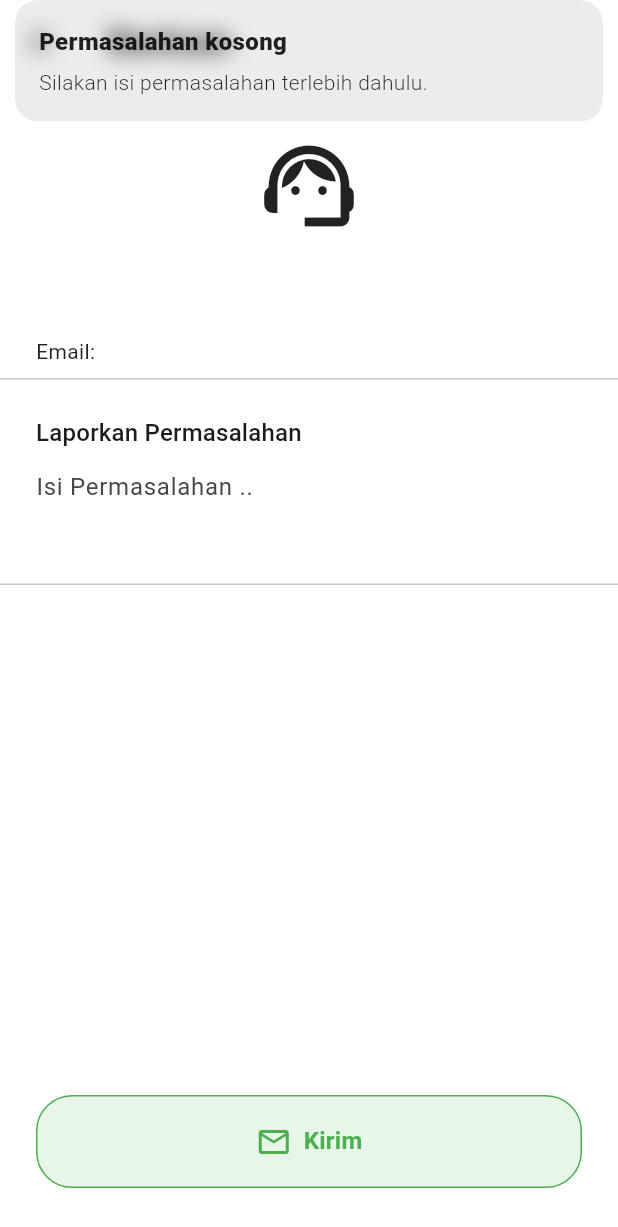
After one commit to kodokbakar/smartwatch, a Flutter app: the HelperView screen opened by its route, after a tap on "Kirim", on a phone screen of 412 x 824 dp. The commit adds this screen. Shown: the top 1227 px of the screen. Run offline on Flutter 3.47's test engine with Material 3 defaults, Android fonts, the phone set to English and light mode, and no system bars; our stand-ins replace flutter_dotenv, get, supabase_flutter; accounts and stored records are empty.

Commit message:
Implement helper module with controller, binding, and view; add user help request functionality

```diff
--- /dev/null
+++ b/lib/app/modules/helper/bindings/helper_binding.dart
@@ -0,0 +1,10 @@
+import 'package:get/get.dart';
+
+import '../controllers/helper_controller.dart';
+
+class HelperBinding extends Bindings {
+  @override
+  void dependencies() {
+    Get.lazyPut<HelperController>(() => HelperController());
+  }
+}
--- /dev/null
+++ b/lib/app/modules/helper/controllers/helper_controller.dart
@@ -0,0 +1,90 @@
+import 'package:flutter/material.dart';
+import 'package:get/get.dart';
+import 'package:supabase_flutter/supabase_flutter.dart';
+
+import '../../../data/models/user_model.dart';
+
+class HelperController extends GetxController {
+  final SupabaseClient _supabase = Supabase.instance.client;
+
+  final user = Rxn<AppUser>();
+  final isLoadingUser = false.obs;
+  final isSending = false.obs;
+  final errorMessage = RxnString();
+
+  final TextEditingController messageController = TextEditingController();
+
+  @override
+  void onInit() {
+    super.onInit();
+    _loadUser();
+  }
+
+  Future<void> _loadUser() async {
+    isLoadingUser.value = true;
+    errorMessage.value = null;
+
+    try {
+      final authUser = _supabase.auth.currentUser;
+      if (authUser == null) {
+        errorMessage.value = 'User belum login';
+        return;
+      }
+
+      final data = await _supabase
+          .from('user')
+          .select()
+          .eq('id', authUser.id)
+          .maybeSingle();
+
+      if (data == null) {
+        errorMessage.value = 'Data profil tidak ditemukan';
+      } else {
+        user.value = AppUser.fromJson(data);
+      }
+    } catch (e) {
+      errorMessage.value = 'Gagal memuat profil: $e';
+    } finally {
+      isLoadingUser.value = false;
+    }
+  }
+
+  Future<void> sendHelpRequest() async {
+    final text = messageController.text.trim();
+
+    if (text.isEmpty) {
+      Get.snackbar('Permasalahan kosong', 'Silakan isi permasalahan terlebih dahulu.');
+      return;
+    }
+
+    final currentUser = user.value;
+    if (currentUser == null) {
+      Get.snackbar('Error', 'Data user tidak tersedia.');
+      return;
+    }
+
+    try {
+      isSending.value = true;
+
+      await _supabase.from('bantuan').insert({
+        'username': currentUser.username,
+        'email': currentUser.email,
+        'full_name': currentUser.fullName,
+        'message': text,
+      });
+
+      Get.snackbar('Berhasil', 'Permasalahan berhasil dikirim.');
+      messageController.clear();
+    } catch (e) {
+      Get.snackbar('Gagal', 'Terjadi kesalahan saat mengirim: $e');
+    } finally {
+      isSending.value = false;
+    }
+  }
+
+  @override
+  void onClose() {
+    messageController.dispose();
+    super.onClose();
+  }
+}
--- /dev/null
+++ b/lib/app/modules/helper/models/helper_model.dart
@@ -0,0 +1,39 @@
+class HelperRequest {
+  final String id;
+  final String username;
+  final String email;
+  final String? fullName;
+  final String message;
+  final DateTime sentAt;
+
+  HelperRequest({
+    required this.id,
+    required this.username,
+    required this.email,
+    this.fullName,
+    required this.message,
+    required this.sentAt,
+  });
+
+  factory HelperRequest.fromJson(Map<String, dynamic> json) {
+    return HelperRequest(
+      id: json['id'] as String,
+      username: json['username'] as String,
+      email: json['email'] as String,
+      fullName: json['full_name'] as String?,
+      message: json['message'] as String,
+      sentAt: DateTime.parse(json['sent_at'] as String),
+    );
+  }
+
+  Map<String, dynamic> toJson() {
+    return {
+      'id': id,
+      'username': username,
+      'email': email,
+      'full_name': fullName,
+      'message': message,
+      'sent_at': sentAt.toIso8601String(),
+    };
+  }
+}
--- /dev/null
+++ b/lib/app/modules/helper/views/helper_view.dart
@@ -0,0 +1,182 @@
+import 'package:flutter/material.dart';
+import 'package:get/get.dart';
+
+import '../controllers/helper_controller.dart';
+
+class HelperView extends GetView<HelperController> {
+  const HelperView({super.key});
+
+  @override
+  Widget build(BuildContext context) {
+    final theme = Theme.of(context);
+
+    return Scaffold(
+      backgroundColor: Colors.white,
+      appBar: AppBar(
+        backgroundColor: Colors.white,
+        elevation: 0,
+        foregroundColor: Colors.black,
+        leading: IconButton(
+          icon: const Icon(Icons.arrow_back),
+          onPressed: () => Get.back(),
+        ),
+        title: const Text(
+          'Bantuan',
+          style: TextStyle(fontWeight: FontWeight.w600),
+        ),
+      ),
+      body: SafeArea(
+        child: Obx(
+          () {
+            final isLoadingUser = controller.isLoadingUser.value;
+            final error = controller.errorMessage.value;
+            final user = controller.user.value;
+
+            if (isLoadingUser && user == null) {
+              return const Center(child: CircularProgressIndicator());
+            }
+
+            if (error != null && user == null) {
+              return Center(
+                child: Text(
+                  error,
+                  style: theme.textTheme.bodyMedium
+                      ?.copyWith(color: Colors.red),
+                  textAlign: TextAlign.center,
+                ),
+              );
+            }
+
+            final emailText = user?.email ?? '@gmail.com';
+
+            return Column(
+              crossAxisAlignment: CrossAxisAlignment.start,
+              children: [
+                const SizedBox(height: 32),
+
+                // Icon telepon + orang di tengah
+                Center(
+                  child: Icon(
+                    Icons.support_agent_outlined,
+                    size: 72,
+                    color: Colors.black87,
+                  ),
+                ),
+
+                const SizedBox(height: 64),
+
+                // Email
+                Padding(
+                  padding:
+                      const EdgeInsets.symmetric(horizontal: 24.0),
+                  child: RichText(
+                    text: TextSpan(
+                      style: theme.textTheme.bodyMedium?.copyWith(
+                        color: Colors.black87,
+                      ),
+                      children: [
+                        const TextSpan(text: 'Email: '),
+                        TextSpan(
+                          text: emailText,
+                          style: const TextStyle(
+                            color: Colors.grey,
+                          ),
+                        ),
+                      ],
+                    ),
+                  ),
+                ),
+                const SizedBox(height: 8),
+                const Divider(height: 1),
+
+                // Laporkan Permasalahan
+                Padding(
+                  padding: const EdgeInsets.fromLTRB(24, 24, 24, 8),
+                  child: Text(
+                    'Laporkan Permasalahan',
+                    style: theme.textTheme.titleMedium?.copyWith(
+                      fontWeight: FontWeight.w500,
+                    ),
+                  ),
+                ),
+                Padding(
+                  padding: const EdgeInsets.symmetric(horizontal: 24.0),
+                  child: TextField(
+                    controller: controller.messageController,
+                    maxLines: 5,
+                    minLines: 3,
+                    decoration: const InputDecoration(
+                      hintText: 'Isi Permasalahan ..',
+                      border: InputBorder.none,
+                      isDense: true,
+                    ),
+                  ),
+                ),
+                const Divider(height: 1),
+
+                const Spacer(),
+
+                // Tombol Kirim hijau
+                Padding(
+                  padding:
+                      const EdgeInsets.fromLTRB(24, 0, 24, 32),
+                  child: Obx(
+                    () {
+                      final isSending = controller.isSending.value;
+
+                      return GestureDetector(
+                        onTap:
+                            isSending ? null : controller.sendHelpRequest,
+                        child: Container(
+                          width: double.infinity,
+                          padding: const EdgeInsets.symmetric(
+                            vertical: 18,
+                            horizontal: 16,
+                          ),
+                          decoration: BoxDecoration(
+                            color: Colors.green.shade50,
+                            borderRadius: BorderRadius.circular(24),
+                            border: Border.all(color: Colors.green),
+                          ),
+                          child: Center(
+                            child: isSending
+                                ? const SizedBox(
+                                    height: 20,
+                                    width: 20,
+                                    child: CircularProgressIndicator(
+                                      strokeWidth: 2,
+                                    ),
+                                  )
+                                : Row(
+                                    mainAxisSize: MainAxisSize.min,
+                                    children: [
+                                      const Icon(
+                                        Icons.mail_outline,
+                                        color: Colors.green,
+                                      ),
+                                      const SizedBox(width: 8),
+                                      Text(
+                                        'Kirim',
+                                        style: theme
+                                            .textTheme.titleMedium
+                                            ?.copyWith(
+                                          color: Colors.green,
+                                          fontWeight: FontWeight.w600,
+                                        ),
+                                      ),
+                                    ],
+                                  ),
+                          ),
+                        ),
+                      );
+                    },
+                  ),
+                ),
+              ],
+            );
+          },
+        ),
+      ),
+    );
+  }
+}
--- a/lib/app/modules/profile/controllers/profile_controller.dart
+++ b/lib/app/modules/profile/controllers/profile_controller.dart
@@ -63,8 +63,7 @@ class ProfileController extends GetxController {
   }
 
   void goToHelp() {
-    // TODO: navigate to "Bantuan" page
-    // Get.toNamed(Routes.HELP);
+    Get.toNamed('/helper');
   }
 
   void goToAboutApp() {
--- a/lib/app/routes/app_pages.dart
+++ b/lib/app/routes/app_pages.dart
@@ -2,6 +2,8 @@ import 'package:get/get.dart';
 
 import '../modules/distribution_activities/bindings/distribution_activities_binding.dart';
 import '../modules/distribution_activities/views/distribution_activities_view.dart';
+import '../modules/helper/bindings/helper_binding.dart';
+import '../modules/helper/views/helper_view.dart';
 import '../modules/home/bindings/home_binding.dart';
 import '../modules/home/views/home_view.dart';
 import '../modules/login/bindings/login_binding.dart';
@@ -72,5 +74,10 @@ class AppPages {
       page: () => const ProfileView(),
       binding: ProfileBinding(),
     ),
+    GetPage(
+      name: _Paths.HELPER,
+      page: () => const HelperView(),
+      binding: HelperBinding(),
+    ),
   ];
 }
--- a/lib/app/routes/app_routes.dart
+++ b/lib/app/routes/app_routes.dart
@@ -12,6 +12,7 @@ abstract class Routes {
   static const DISTRIBUTION_ACTIVITIES = _Paths.DISTRIBUTION_ACTIVITIES;
   static const PUBLIC_COMPLAINT = _Paths.PUBLIC_COMPLAINT;
   static const PROFILE = _Paths.PROFILE;
+  static const HELPER = _Paths.HELPER;
 }
 
 abstract class _Paths {
@@ -25,4 +26,5 @@ abstract class _Paths {
   static const DISTRIBUTION_ACTIVITIES = '/distribution-activities';
   static const PUBLIC_COMPLAINT = '/public-complaint';
   static const PROFILE = '/profile';
+  static const HELPER = '/helper';
 }
```
